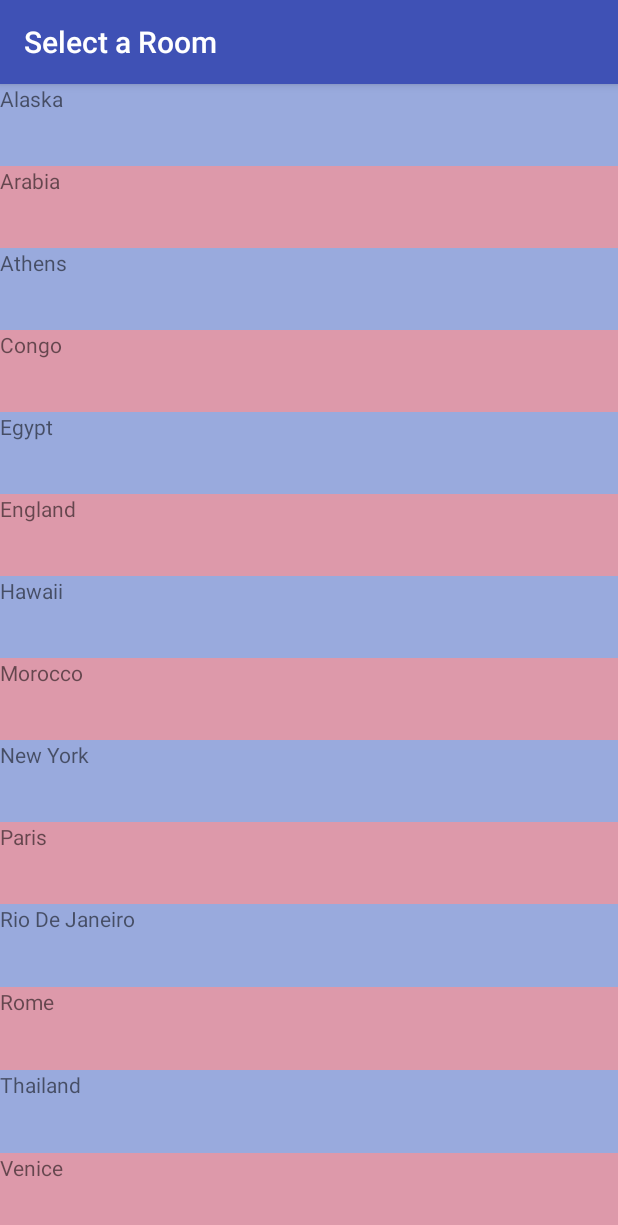
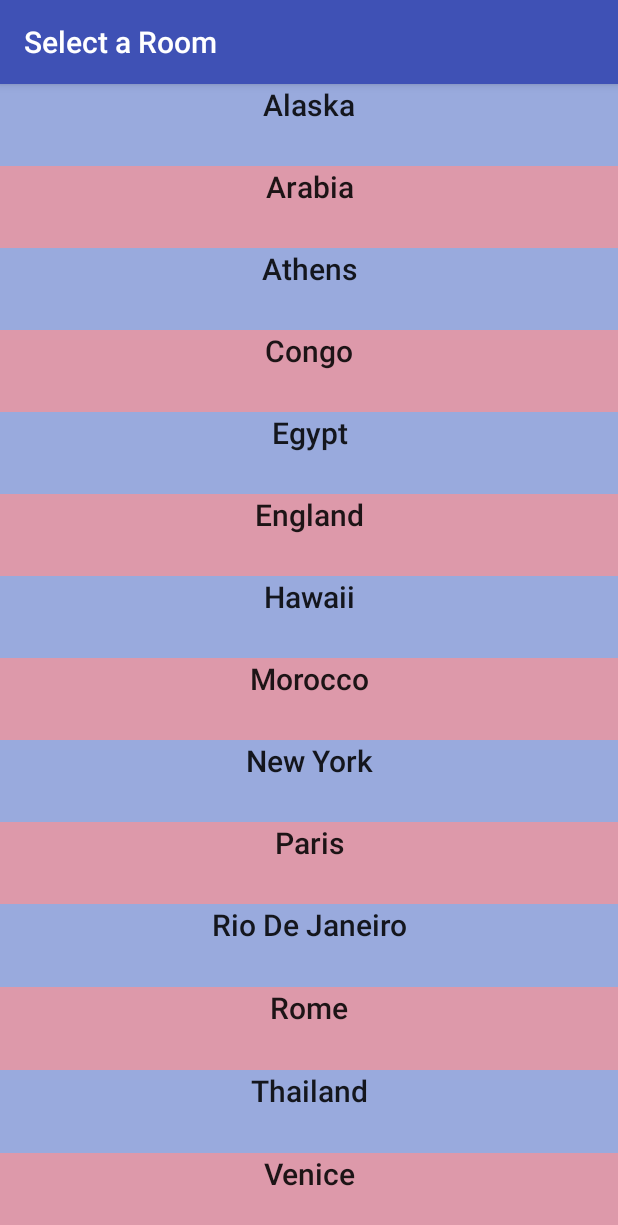
Before and after one commit to jasonchio/DestinationsInn, an Android app: the Destinations screen opened directly, with no data from a screen before it, on a phone screen of 412 x 824 dp. Shown: the top 1225 px of the screen. Run offline under Robolectric (Android 15) with nearby library versions, the phone set to English and light mode, and no system bars.

Commit message:
Minor looks changes

```diff
--- a/app/src/main/res/layout/activity_destinations.xml
+++ b/app/src/main/res/layout/activity_destinations.xml
@@ -8,143 +8,157 @@
     android:orientation="vertical">
 
     <TextView
+        android:id="@+id/alaska"
         android:layout_width="match_parent"
         android:layout_height="0dp"
         android:layout_weight="1"
-        android:id="@+id/alaska"
         android:background="#99aadd"
+        android:onClick="openAlaska"
         android:text="Alaska"
-        android:onClick="openAlaska"
-        />
+        android:textAlignment="center"
+        android:textAppearance="@android:style/TextAppearance.DeviceDefault.Widget.ActionMode.Title" />
 
     <TextView
+        android:id="@+id/arabia"
         android:layout_width="match_parent"
         android:layout_height="0dp"
         android:layout_weight="1"
-        android:id="@+id/arabia"
         android:background="#dd99aa"
+        android:onClick="openArabia"
         android:text="Arabia"
-        android:onClick="openArabia"
-        />
+        android:textAlignment="center"
+        android:textAppearance="@android:style/TextAppearance.DeviceDefault.Widget.ActionMode.Title" />
 
     <TextView
+        android:id="@+id/athens"
         android:layout_width="match_parent"
         android:layout_height="0dp"
         android:layout_weight="1"
-        android:id="@+id/athens"
         android:background="#99aadd"
+        android:onClick="openAthens"
         android:text="Athens"
-        android:onClick="openAthens"
-        />
+        android:textAlignment="center"
+        android:textAppearance="@android:style/TextAppearance.DeviceDefault.Widget.ActionMode.Title" />
 
     <TextView
+        android:id="@+id/congo"
         android:layout_width="match_parent"
         android:layout_height="0dp"
         android:layout_weight="1"
-        android:id="@+id/congo"
         android:background="#dd99aa"
+        android:onClick="openCongo"
         android:text="Congo"
-        android:onClick="openCongo"
-        />
+        android:textAlignment="center"
+        android:textAppearance="@android:style/TextAppearance.DeviceDefault.Widget.ActionMode.Title" />
 
     <TextView
+        android:id="@+id/egypt"
         android:layout_width="match_parent"
         android:layout_height="0dp"
         android:layout_weight="1"
-        android:id="@+id/egypt"
         android:background="#99aadd"
+        android:onClick="openEgypt"
         android:text="Egypt"
-        android:onClick="openEgypt"
-        />
+        android:textAlignment="center"
+        android:textAppearance="@android:style/TextAppearance.DeviceDefault.Widget.ActionMode.Title" />
 
     <TextView
+        android:id="@+id/england"
         android:layout_width="match_parent"
         android:layout_height="0dp"
         android:layout_weight="1"
-        android:id="@+id/england"
         android:background="#dd99aa"
+        android:onClick="openEngland"
         android:text="England"
-        android:onClick="openEngland"
-        />
+        android:textAlignment="center"
+        android:textAppearance="@android:style/TextAppearance.DeviceDefault.Widget.ActionMode.Title" />
 
     <TextView
+        android:id="@+id/hawaii"
         android:layout_width="match_parent"
         android:layout_height="0dp"
         android:layout_weight="1"
-        android:id="@+id/hawaii"
         android:background="#99aadd"
+        android:onClick="openHawaii"
         android:text="Hawaii"
-        android:onClick="openHawaii"
-        />
+        android:textAlignment="center"
+        android:textAppearance="@android:style/TextAppearance.DeviceDefault.Widget.ActionMode.Title" />
 
     <TextView
+        android:id="@+id/morocco"
         android:layout_width="match_parent"
         android:layout_height="0dp"
         android:layout_weight="1"
-        android:id="@+id/morocco"
         android:background="#dd99aa"
+        android:onClick="openMorocco"
         android:text="Morocco"
-        android:onClick="openMorocco"
-        />
+        android:textAlignment="center"
+        android:textAppearance="@android:style/TextAppearance.DeviceDefault.Widget.ActionMode.Title" />
 
     <TextView
+        android:id="@+id/newYork"
         android:layout_width="match_parent"
         android:layout_height="0dp"
         android:layout_weight="1"
-        android:id="@+id/newYork"
         android:background="#99aadd"
+        android:onClick="openNewYork"
         android:text="New York"
-        android:onClick="openNewYork"
-        />
+        android:textAlignment="center"
+        android:textAppearance="@android:style/TextAppearance.DeviceDefault.Widget.ActionMode.Title" />
 
     <TextView
+        android:id="@+id/paris"
         android:layout_width="match_parent"
         android:layout_height="0dp"
         android:layout_weight="1"
-        android:id="@+id/paris"
         android:background="#dd99aa"
+        android:onClick="openParis"
         android:text="Paris"
-        android:onClick="openParis"
-        />
+        android:textAlignment="center"
+        android:textAppearance="@android:style/TextAppearance.DeviceDefault.Widget.ActionMode.Title" />
 
     <TextView
+        android:id="@+id/rio"
         android:layout_width="match_parent"
         android:layout_height="0dp"
         android:layout_weight="1"
-        android:id="@+id/rio"
         android:background="#99aadd"
+        android:onClick="openRio"
         android:text="Rio De Janeiro"
-        android:onClick="openRio"
-        />
+        android:textAlignment="center"
+        android:textAppearance="@android:style/TextAppearance.DeviceDefault.Widget.ActionMode.Title" />
 
     <TextView
+        android:id="@+id/rome"
         android:layout_width="match_parent"
         android:layout_height="0dp"
         android:layout_weight="1"
-        android:id="@+id/rome"
         android:background="#dd99aa"
+        android:onClick="openRome"
         android:text="Rome"
-        android:onClick="openRome"
-        />
+        android:textAlignment="center"
+        android:textAppearance="@android:style/TextAppearance.DeviceDefault.Widget.ActionMode.Title" />
 
     <TextView
+        android:id="@+id/thailand"
         android:layout_width="match_parent"
         android:layout_height="0dp"
         android:layout_weight="1"
-        android:id="@+id/thailand"
         android:background="#99aadd"
+        android:onClick="openThailand"
         android:text="Thailand"
-        android:onClick="openThailand"
-        />
+        android:textAlignment="center"
+        android:textAppearance="@android:style/TextAppearance.DeviceDefault.Widget.ActionMode.Title" />
 
     <TextView
+        android:id="@+id/venice"
         android:layout_width="match_parent"
         android:layout_height="0dp"
         android:layout_weight="1"
-        android:id="@+id/venice"
         android:background="#dd99aa"
+        android:onClick="openVenice"
         android:text="Venice"
-        android:onClick="openVenice"
-        />
+        android:textAlignment="center"
+        android:textAppearance="@android:style/TextAppearance.DeviceDefault.Widget.ActionMode.Title" />
 
 </LinearLayout>
```
